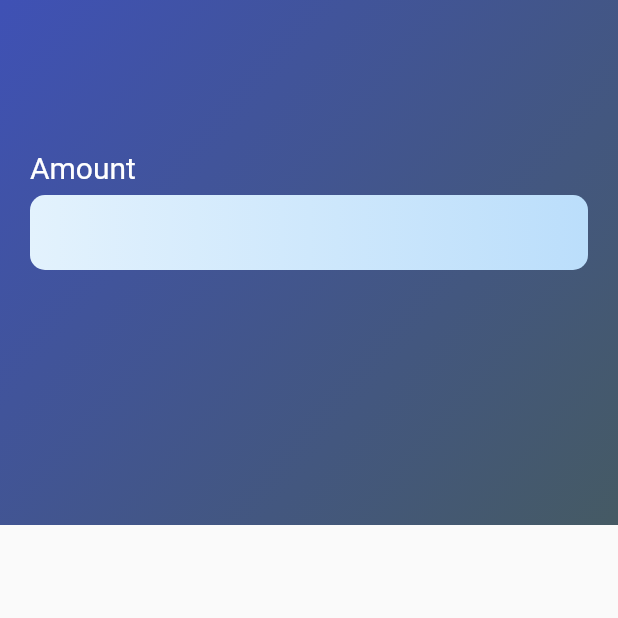
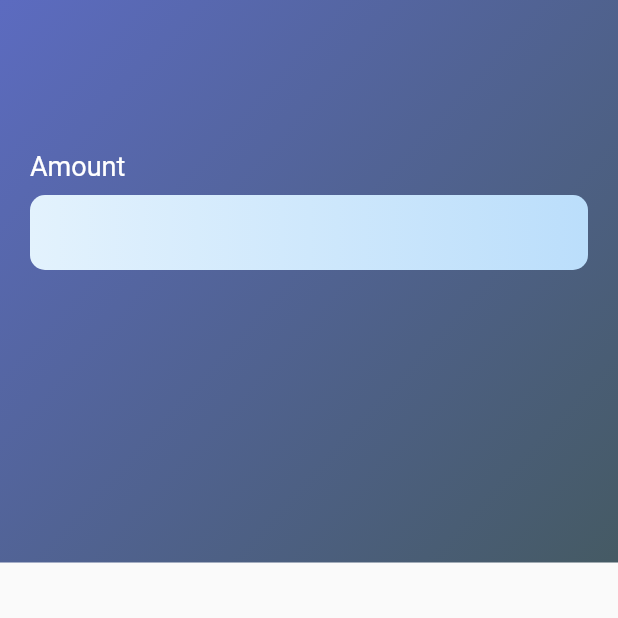
Before and after one commit to emeban44/currency_converter_app, a Flutter app: the screen it shows after launch, on a phone screen of 412 x 824 dp, the top half of it. Run offline on Flutter 3.47's test engine with Material 2 defaults, Android fonts, the phone set to English and light mode, and no system bars.

Commit message:
amount widgets initial styling

```diff
--- a/lib/widgets/amount_input_field.dart
+++ b/lib/widgets/amount_input_field.dart
@@ -5,16 +5,18 @@ class AmountInputField extends StatelessWidget {
   Widget build(BuildContext context) {
     return Flexible(
       child: Container(
-        // padding: const EdgeInsets.only(top: 100),
+        height: 50,
+        padding: const EdgeInsets.only(left: 10),
         margin: const EdgeInsets.only(left: 20, right: 20),
-        height: 50,
         decoration: BoxDecoration(
-            borderRadius: BorderRadius.circular(10),
-            gradient: LinearGradient(colors: [
-              Colors.blue.shade50,
-              Colors.blue.shade100,
-            ])),
+          borderRadius: BorderRadius.circular(10),
+          gradient: LinearGradient(
+            colors: [Colors.blue.shade50, Colors.blue.shade100],
+          ),
+        ),
         child: TextFormField(
+          keyboardType: TextInputType.number,
+          onTap: () {},
           decoration: InputDecoration(
             border: InputBorder.none,
           ),
--- a/lib/widgets/amount_text.dart
+++ b/lib/widgets/amount_text.dart
@@ -9,7 +9,7 @@ class AmountText extends StatelessWidget {
       height: 30,
       child: Text(
         'Amount',
-        style: TextStyle(color: Colors.white, fontSize: 20),
+        style: TextStyle(color: Colors.white, fontSize: 18),
       ),
     ));
   }
--- a/lib/widgets/conversion_stack.dart
+++ b/lib/widgets/conversion_stack.dart
@@ -10,8 +10,6 @@ class ConversionStack extends StatelessWidget {
       children: [
         StackBackground(),
         Column(
-          mainAxisAlignment: MainAxisAlignment.start,
-          //mainAxisSize: MainAxisSize.min,
           crossAxisAlignment: CrossAxisAlignment.start,
           children: [
             AmountText(),
--- a/lib/widgets/stack_background.dart
+++ b/lib/widgets/stack_background.dart
@@ -4,14 +4,14 @@ class StackBackground extends StatelessWidget {
   @override
   Widget build(BuildContext context) {
     return Container(
-      height: 350,
+      height: 375,
       width: double.infinity,
       decoration: BoxDecoration(
         gradient: LinearGradient(
           begin: Alignment.topLeft,
           end: Alignment.bottomRight,
           colors: [
-            Colors.indigo,
+            Colors.indigo.shade400,
             Colors.blueGrey.shade700,
           ],
         ),
```
